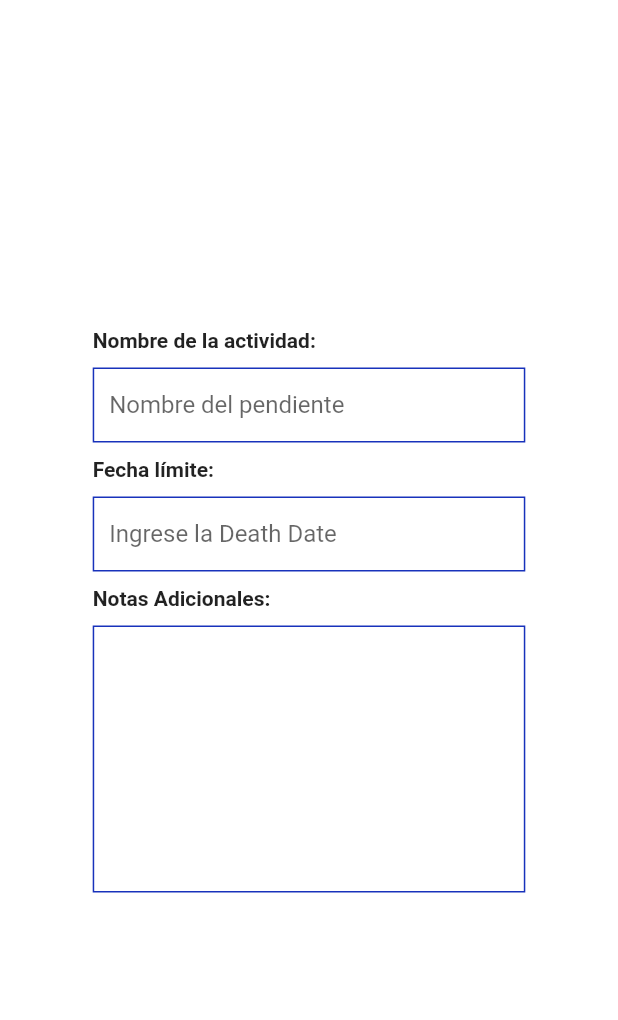
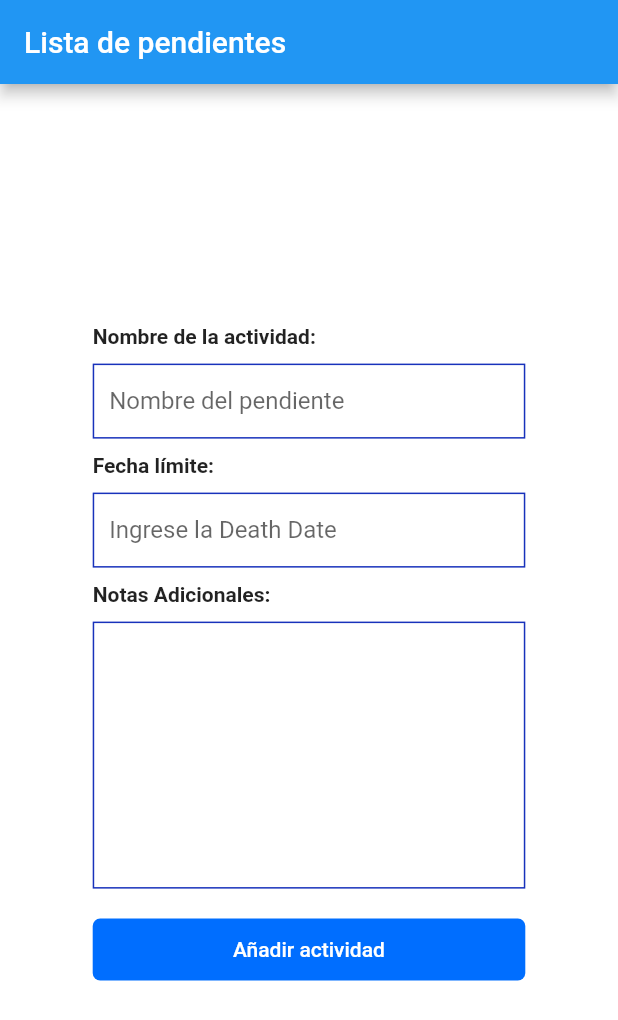
Before and after one commit to Arely-Paulina-Rojas/Project, a Flutter app: the screen it shows after launch, on a phone screen of 412 x 824 dp. Shown: the top 1020 px of the screen. Run offline on Flutter 3.47's test engine with Material 2 defaults, Android fonts, the phone set to English and light mode, and no system bars.

Commit message:
Added "CustomButton" component

```diff
--- /dev/null
+++ b/dxout/lib/components/custom_button.dart
@@ -0,0 +1,33 @@
+import 'package:flutter/material.dart';
+import '../constants.dart';
+
+class CustomButton extends StatelessWidget {
+  final String text;
+  final void Function()? press;
+  final Color textColor;
+  final Color buttonColor;
+  const CustomButton(
+      {Key? key,
+      required this.text,
+      required this.press,
+      required this.textColor,
+      required this.buttonColor})
+      : super(key: key);
+
+  @override
+  Widget build(BuildContext context) {
+    Size size = MediaQuery.of(context).size;
+    return Container(
+        margin: const EdgeInsets.symmetric(vertical: 10),
+        width: size.width * 0.7,
+        // Size.height es el largo total de la pantalla y se multiplica con un valor menor para que sea "adaptativo"
+        height: size.height * 0.05,
+        child: TextButton(
+            onPressed: press,
+            child: Text(text, style: const TextStyle(color: backgroundColor)),
+            style: TextButton.styleFrom(
+                backgroundColor: buttonColor,
+                shape: RoundedRectangleBorder(
+                    borderRadius: BorderRadius.circular(5)))));
+  }
+}
--- a/dxout/lib/screens/TaskCreate/components/taskcreate_body.dart
+++ b/dxout/lib/screens/TaskCreate/components/taskcreate_body.dart
@@ -1,4 +1,5 @@
 import 'dart:ui';
+import 'package:dxout/components/custom_button.dart';
 import 'package:dxout/screens/TaskCreate/components/background.dart';
 import 'package:dxout/screens/TaskCreate/components/input_field.dart';
 import 'package:flutter/material.dart';
@@ -41,6 +42,12 @@ class TaskCreateBody extends StatelessWidget {
                 labelName: 'Notas Adicionales:',
                 hintText: '',
                 inputType: TextInputType.multiline),
+            CustomButton(
+              text: 'Añadir actividad',
+              press: () {},
+              textColor: backgroundColor,
+              buttonColor: menuColor,
+            )
           ]),
     ));
   }
--- a/dxout/lib/screens/TaskCreate/task_create_screen.dart
+++ b/dxout/lib/screens/TaskCreate/task_create_screen.dart
@@ -1,3 +1,4 @@
+import 'package:dxout/constants.dart';
 import 'package:dxout/screens/TaskCreate/components/taskcreate_body.dart';
 import 'package:flutter/material.dart';
 
@@ -5,8 +6,13 @@ class TaskCreateScreen extends StatelessWidget {
   @override
   Widget build(BuildContext context) {
     return Scaffold(
+        appBar: AppBar(
+            // Here we take the value from the MyHomePage object that was created by
+            // the App.build method, and use it to set our appbar title.
+            title: const Text("Lista de pendientes")),
+        backgroundColor: menuColor,
         body: TaskCreateBody(
-      key: key,
-    ));
+          key: key,
+        ));
   }
 }
```
Also changed, not shown: dxout/lib/main.dart (+1 -85 lines).
